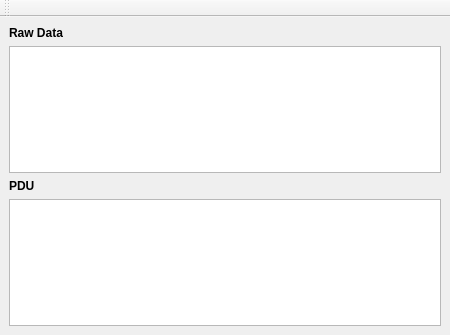
Above: forms/busmonitor.ui from ExplorerOL/QModbusExplorer before the change. Below: the same form after it.
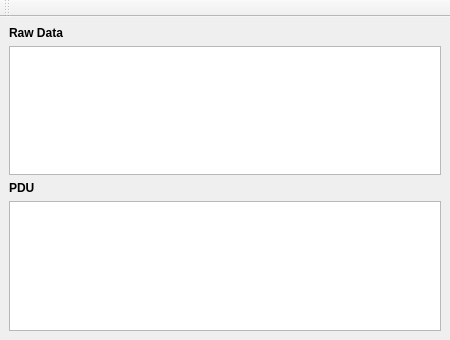
That is the form after the change. Icons and pictures are not drawn.

What changed in the file:
```diff
--- a/forms/busmonitor.ui
+++ b/forms/busmonitor.ui
@@ -10,13 +10,19 @@
     <x>0</x>
     <y>0</y>
     <width>450</width>
-    <height>335</height>
+    <height>340</height>
    </rect>
   </property>
   <property name="minimumSize">
    <size>
     <width>450</width>
-    <height>335</height>
+    <height>340</height>
+   </size>
+  </property>
+  <property name="maximumSize">
+   <size>
+    <width>450</width>
+    <height>640</height>
    </size>
   </property>
   <property name="windowTitle">
```
